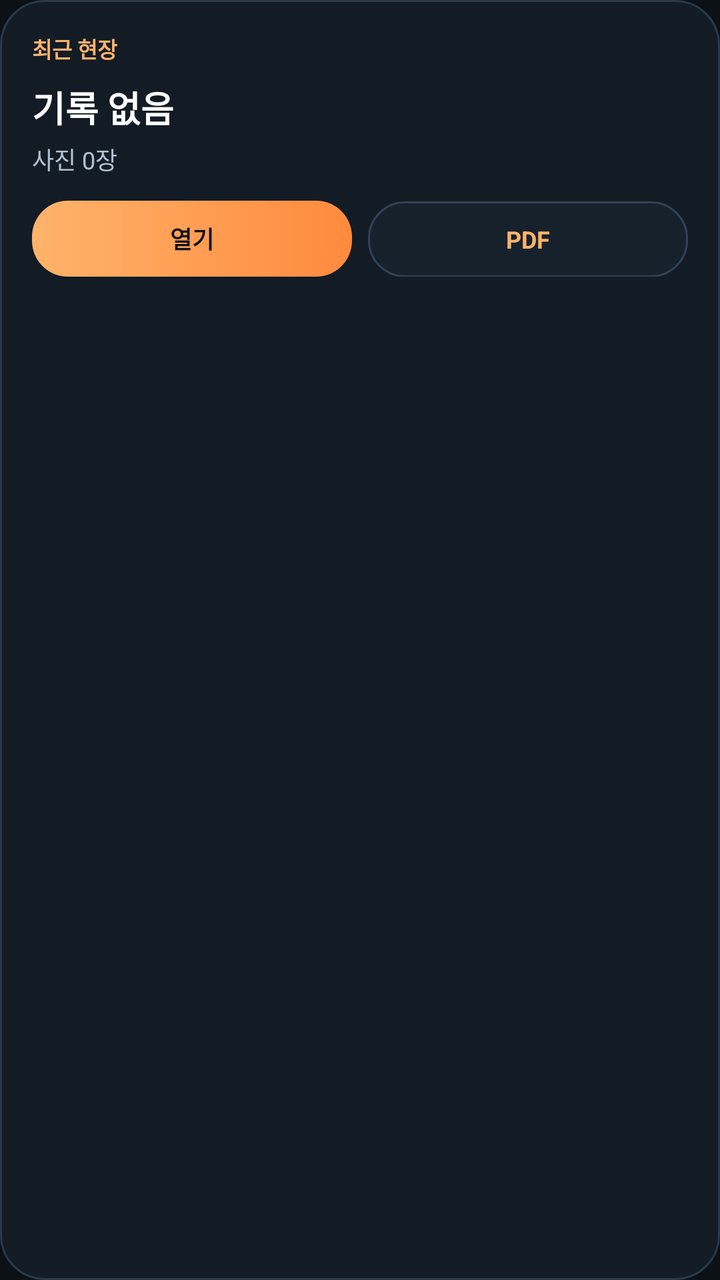
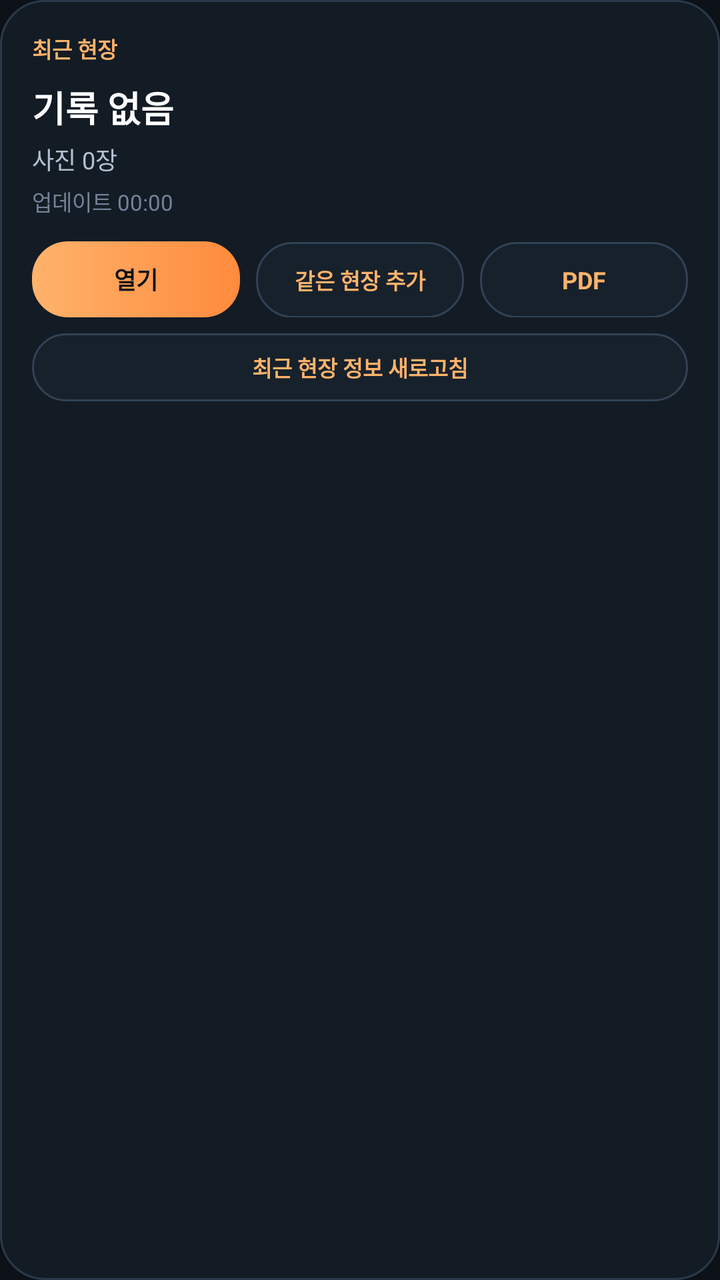

An Android layout rendered at two revisions. The XML below is the earlier revision; the diff shows what the commit changed to produce the second picture.
<!-- AndroidManifest.xml: application theme Theme.Siteboard -->
<!-- res/layout/widget_project_shortcut.xml -->
<?xml version="1.0" encoding="utf-8"?>
<LinearLayout xmlns:android="http://schemas.android.com/apk/res/android"
    android:layout_width="match_parent"
    android:layout_height="match_parent"
    android:background="@drawable/bg_surface_card_soft"
    android:orientation="vertical"
    android:padding="16dp">

    <TextView
        android:layout_width="wrap_content"
        android:layout_height="wrap_content"
        android:text="최근 현장"
        android:textColor="#FFFFB36B"
        android:textSize="11sp"
        android:textStyle="bold" />

    <TextView
        android:id="@+id/tvWidgetProjectTitle"
        android:layout_width="match_parent"
        android:layout_height="wrap_content"
        android:layout_marginTop="8dp"
        android:ellipsize="end"
        android:maxLines="1"
        android:text="기록 없음"
        android:textColor="@android:color/white"
        android:textSize="18sp"
        android:textStyle="bold" />

    <TextView
        android:id="@+id/tvWidgetProjectMeta"
        android:layout_width="match_parent"
        android:layout_height="wrap_content"
        android:layout_marginTop="4dp"
        android:text="사진 0장"
        android:textColor="#B3C0D0"
        android:textSize="12sp" />

    <LinearLayout
        android:layout_width="match_parent"
        android:layout_height="wrap_content"
        android:layout_marginTop="12dp"
        android:orientation="horizontal">

        <TextView
            android:id="@+id/btnWidgetOpenProject"
            android:layout_width="0dp"
            android:layout_height="38dp"
            android:layout_weight="1"
            android:background="@drawable/bg_primary_button"
            android:gravity="center"
            android:text="열기"
            android:textColor="#0F1115"
            android:textSize="12sp"
            android:textStyle="bold" />

        <TextView
            android:id="@+id/btnWidgetExportPdf"
            android:layout_width="0dp"
            android:layout_height="38dp"
            android:layout_marginStart="8dp"
            android:layout_weight="1"
            android:background="@drawable/bg_secondary_button"
            android:gravity="center"
            android:text="PDF"
            android:textColor="#FFFFB36B"
            android:textSize="12sp"
            android:textStyle="bold" />
    </LinearLayout>
</LinearLayout>
<!-- resources referenced by this layout -->
<resources>
  <!-- drawable bg_primary_button (drawable) -->
  <?xml version="1.0" encoding="utf-8"?>
  <shape xmlns:android="http://schemas.android.com/apk/res/android" android:shape="rectangle">
      <gradient
          android:angle="0"
          android:startColor="#FFB36B"
          android:endColor="#FF8A3D" />
      <corners android:radius="18dp" />
  </shape>
  <!-- drawable bg_secondary_button (drawable) -->
  <?xml version="1.0" encoding="utf-8"?>
  <shape xmlns:android="http://schemas.android.com/apk/res/android" android:shape="rectangle">
      <solid android:color="#17212C" />
      <corners android:radius="18dp" />
      <stroke
          android:width="1dp"
          android:color="#314255" />
  </shape>
  <!-- drawable bg_surface_card_soft (drawable) -->
  <?xml version="1.0" encoding="utf-8"?>
  <shape xmlns:android="http://schemas.android.com/apk/res/android" android:shape="rectangle">
      <solid android:color="#131B25" />
      <corners android:radius="22dp" />
      <stroke
          android:width="1dp"
          android:color="#29394A" />
  </shape>
  <style name="Theme.Siteboard" parent="Theme.MaterialComponents.DayNight.NoActionBar">
  
          <item name="colorPrimary">@color/orange_primary</item>
          <item name="colorPrimaryVariant">@color/orange_deep</item>
          <item name="colorOnPrimary">#10141B</item>
  
          <item name="colorSecondary">@color/teal_accent</item>
          <item name="colorSecondaryVariant">@color/teal_accent</item>
          <item name="colorOnSecondary">#081118</item>
  
          <item name="colorError">@color/danger_accent</item>
  
          <item name="android:colorBackground">@color/bg_dark</item>
          <item name="colorSurface">@color/surface_dark</item>
  
          <item name="android:statusBarColor">@color/bg_dark</item>
          <item name="android:navigationBarColor">@color/bg_dark</item>
          <item name="android:windowLightStatusBar" tools:targetApi="m">false</item>
  
          <item name="android:windowSplashScreenBackground" tools:targetApi="s">@color/bg_dark</item>
          <item name="android:windowSplashScreenAnimatedIcon" tools:targetApi="s">@android:color/transparent</item>
          <item name="android:windowSplashScreenAnimationDuration" tools:targetApi="s">0</item>
      </style>
  <color name="orange_primary">#FFB36B</color>
  <color name="orange_deep">#FF8A3D</color>
  <color name="teal_accent">#54D4C4</color>
  <color name="danger_accent">#F06D7D</color>
  <color name="bg_dark">#0C1118</color>
  <color name="surface_dark">#151E29</color>
</resources>

<!-- the commit's change to res/layout/widget_project_shortcut.xml (unified diff, before → after) -->
@@ -35,6 +35,15 @@
         android:textColor="#B3C0D0"
         android:textSize="12sp" />
 
+    <TextView
+        android:id="@+id/tvWidgetProjectUpdatedAt"
+        android:layout_width="match_parent"
+        android:layout_height="wrap_content"
+        android:layout_marginTop="4dp"
+        android:text="업데이트 00:00"
+        android:textColor="#738297"
+        android:textSize="11sp" />
+
     <LinearLayout
         android:layout_width="match_parent"
         android:layout_height="wrap_content"
@@ -54,6 +63,19 @@
             android:textStyle="bold" />
 
         <TextView
+            android:id="@+id/btnWidgetAddSameProject"
+            android:layout_width="0dp"
+            android:layout_height="38dp"
+            android:layout_marginStart="8dp"
+            android:layout_weight="1"
+            android:background="@drawable/bg_secondary_button"
+            android:gravity="center"
+            android:text="같은 현장 추가"
+            android:textColor="#FFFFB36B"
+            android:textSize="11sp"
+            android:textStyle="bold" />
+
+        <TextView
             android:id="@+id/btnWidgetExportPdf"
             android:layout_width="0dp"
             android:layout_height="38dp"
@@ -66,4 +88,16 @@
             android:textSize="12sp"
             android:textStyle="bold" />
     </LinearLayout>
+
+    <TextView
+        android:id="@+id/btnWidgetProjectRefresh"
+        android:layout_width="match_parent"
+        android:layout_height="34dp"
+        android:layout_marginTop="8dp"
+        android:background="@drawable/bg_secondary_button"
+        android:gravity="center"
+        android:text="최근 현장 정보 새로고침"
+        android:textColor="#FFFFB36B"
+        android:textSize="11sp"
+        android:textStyle="bold" />
 </LinearLayout>
